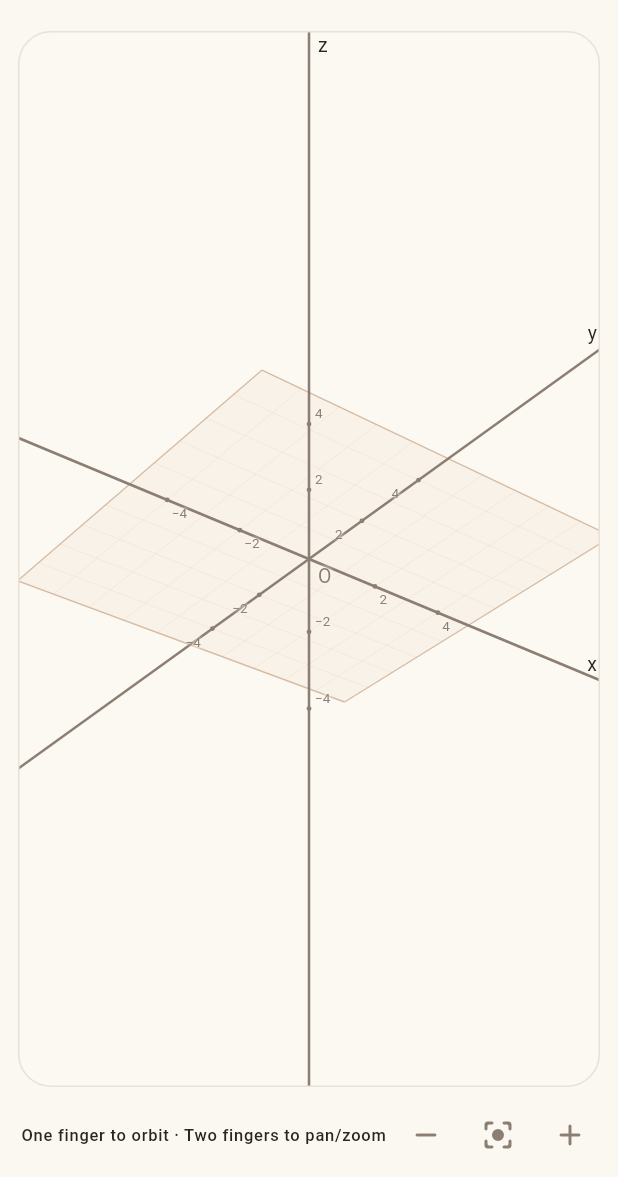
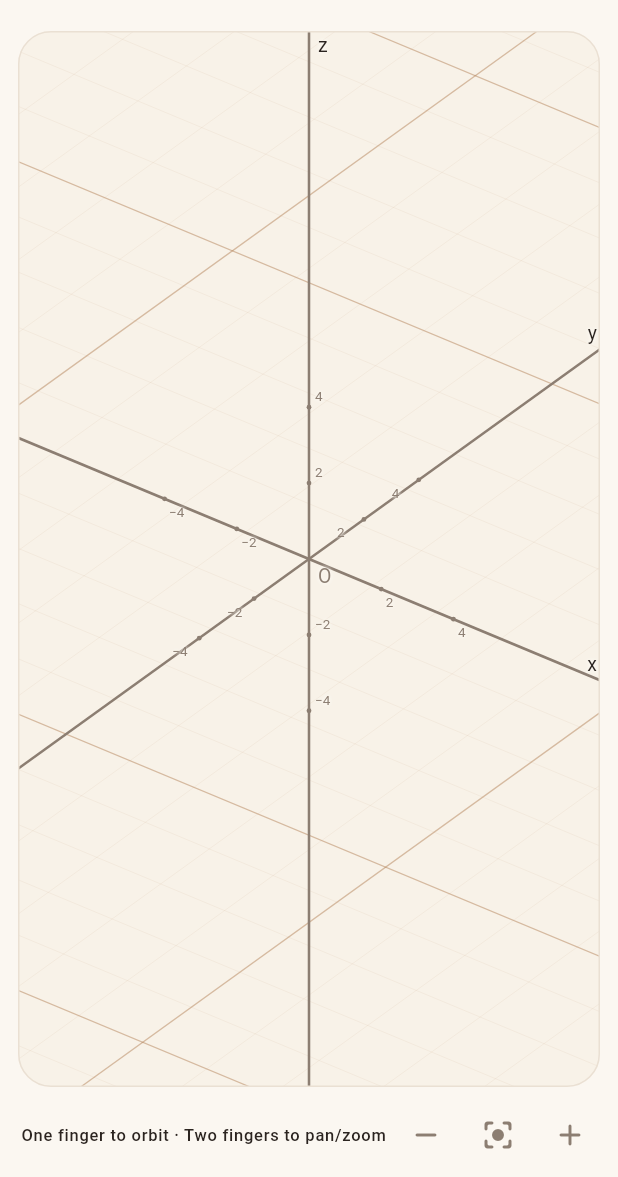
Before and after one commit to mizaawa/mewhub, a Flutter app: the SpatialPlotPage screen opened directly with empty values, after a tap on the "add" icon, on a phone screen of 412 x 824 dp, the part 59-1236 px from its top. Run offline on Flutter 3.47's test engine with Material 3 defaults, Android fonts, the phone set to English and light mode, and no system bars; our stand-ins replace battery_plus, file_picker, fl_chart, flutter_local_notifications, flutter_markdown_plus, flutter_secure_storage and 6 more; missing offline and left inert: flutter_math_fork, gal, image_picker_android, image_picker_platform_interface, markdown, mobile_scanner and 2 more; accounts and stored records are empty; statements that could not run were skipped.

Commit message:
feat: refine spatial plots and segment styling

```diff
--- a/lib/tools/spatial_plot.dart
+++ b/lib/tools/spatial_plot.dart
@@ -2,6 +2,7 @@ import 'dart:convert';
 
 import 'cartesian_plot.dart';
 import 'plot_expression.dart';
+import 'plot_segment_style.dart';
 import 'tool.dart';
 
 class SpatialPoint {
@@ -34,18 +35,32 @@ class SpatialPoint {
 }
 
 class SpatialSegment {
-  const SpatialSegment({required this.from, required this.to, this.dashed = false});
+  const SpatialSegment({
+    required this.from,
+    required this.to,
+    bool dashed = false,
+    PlotLineStyle? style,
+    this.color = PlotLineColor.theme,
+  }) : style = style ?? (dashed ? PlotLineStyle.dashed : PlotLineStyle.solid);
   final String from;
   final String to;
-  final bool dashed;
+  final PlotLineStyle style;
+  final PlotLineColor color;
+  bool get dashed => style == PlotLineStyle.dashed;
 
   factory SpatialSegment.fromJson(Map<String, dynamic> json) => SpatialSegment(
     from: _text(json['from'], 'segment from', 40),
     to: _text(json['to'], 'segment to', 40),
-    dashed: json['dashed'] == true,
+    style: PlotLineStyle.parse(json['style'], legacyDashed: json['dashed'] == true),
+    color: PlotLineColor.parse(json['color']),
   );
 
-  Map<String, dynamic> toJson() => {'from': from, 'to': to, if (dashed) 'dashed': true};
+  Map<String, dynamic> toJson() => {
+    'from': from,
+    'to': to,
+    if (style != PlotLineStyle.solid) 'style': style.jsonName,
+    if (color != PlotLineColor.theme) 'color': color.jsonName,
+  };
 }
 
 /// Validated serializable data for an interactive 3D Cartesian graph.
@@ -260,7 +275,11 @@ String spatialPlotPromptHint() =>
     'Example square A(0,0,0), B(2,0,0), C(2,2,0), D(0,2,0): points A–D and segments '
     '[{"from":"A","to":"B"},{"from":"B","to":"C"},{"from":"C","to":"D"},{"from":"D","to":"A"}]. '
     'For a triangle ABC use AB, BC, CA. For a vector from O to A use OA. When the request specifies a particular '
-    'construction, preserve its labels and include only those edges. Choose ranges that include all vertices.\n'
+    'construction, preserve its labels and include only those edges. Use solid for visible edges, dashed for '
+    'hidden edges or auxiliary heights/medians, dotted for projection guides, and dash_dot for centerlines or '
+    'symmetry axes. The optional color accepts default, red, orange, green, teal, blue, purple, pink, gray or '
+    'black; use distinct colors to group or emphasize construction lines and leave ordinary object edges at '
+    'the theme default. Choose ranges that include all vertices.\n'
     '</spatial_graphs>';
 
 AppTool buildSpatialPlotTool() => AppTool(
@@ -308,13 +327,25 @@ AppTool buildSpatialPlotTool() => AppTool(
       'description':
           'Up to 32 straight 3D edges. Each item joins two existing point labels exactly, e.g. '
           '{"from":"A","to":"B"}. Use one item per requested edge; close a polygon from the last '
-          'vertex to the first, and add diagonals only when requested.',
+          'vertex to the first, and add diagonals only when requested. Use style solid for visible edges, dashed '
+          'for hidden/auxiliary edges, dotted for projection guides, or dash_dot for centerlines/symmetry axes; '
+          'color may be default, red, orange, green, teal, blue, purple, pink, gray or black.',
       'maxItems': SpatialPlot.maxSegments,
       'items': objectSchema(
         {
           'from': {'type': 'string', 'maxLength': 40},
           'to': {'type': 'string', 'maxLength': 40},
-          'dashed': {'type': 'boolean'},
+          'style': {
+            'type': 'string',
+            'enum': [for (final style in PlotLineStyle.values) style.jsonName],
+            'description': 'solid (default), dashed, dotted or dash_dot.',
+          },
+          'color': {
+            'type': 'string',
+            'enum': [for (final color in PlotLineColor.values) color.jsonName],
+            'description':
+                'Line color token. Defaults to theme; choose a palette name only when it clarifies the figure.',
+          },
         },
         required: ['from', 'to'],
       ),
--- a/lib/ui/widgets/spatial_plot_view.dart
+++ b/lib/ui/widgets/spatial_plot_view.dart
@@ -5,8 +5,10 @@ import 'package:flutter/material.dart';
 
 import '../../core/i18n.dart';
 import '../../tools/cartesian_plot.dart';
+import '../../tools/plot_segment_style.dart';
 import '../../tools/spatial_plot.dart';
 import 'cartesian_plot_view.dart';
+import 'plot_segment_painter.dart';
 
 String spatialPlotTitle(SpatialPlot plot) =>
     plot.title.isEmpty ? t('空间直角坐标系', '3D Cartesian coordinates') : prettyPlotTitle(plot.title);
@@ -38,10 +40,53 @@ class SpatialProjection {
     final rx = nx * math.cos(yaw) - ny * math.sin(yaw);
     final ry = nx * math.sin(yaw) + ny * math.cos(yaw);
     final screenY = ry * math.sin(pitch) + nz * math.cos(pitch);
-    final depth = ry * math.cos(pitch) - nz * math.sin(pitch);
-    // Perspective remains bounded while rotating and gives nearer objects a cue.
-    final perspective = 5.5 / (5.5 - depth * .65);
-    return Offset(rx * perspective, -screenY * perspective);
+    // Orthographic projection keeps parallel edges parallel and preserves
+    // equal lengths for equal world-space edges, so boxes do not look warped.
+    return Offset(rx, -screenY);
+  }
+
+  /// World-coordinate bounds of the XY plane needed to cover the viewport.
+  /// Returns null when the camera looks almost exactly along the plane.
+  Rect? xyPlaneWorldBounds(double z) {
+    final xMid = (plot.xMin + plot.xMax) / 2;
+    final yMid = (plot.yMin + plot.yMax) / 2;
+    final origin = project(xMid, yMid, z)?.at;
+    final xPoint = project(xMid + 1, yMid, z)?.at;
+    final yPoint = project(xMid, yMid + 1, z)?.at;
+    if (origin == null || xPoint == null || yPoint == null) return null;
+    final xAxis = xPoint - origin;
+    final yAxis = yPoint - origin;
+    final determinant = xAxis.dx * yAxis.dy - yAxis.dx * xAxis.dy;
+    if (!determinant.isFinite || determinant.abs() < 1e-5) return null;
+    final coords = <Offset>[];
+    for (final corner in [
+      Offset.zero,
+      Offset(size.width, 0),
+      Offset(size.width, size.height),
+      Offset(0, size.height),
+    ]) {
+      final delta = corner - origin;
+      final x = (delta.dx * yAxis.dy - delta.dy * yAxis.dx) / determinant + xMid;
+      final y = (xAxis.dx * delta.dy - xAxis.dy * delta.dx) / determinant + yMid;
+      if (!x.isFinite || !y.isFinite) return null;
+      coords.add(Offset(x, y));
+    }
+    return Rect.fromLTRB(
+      coords.map((p) => p.dx).reduce(math.min),
+      coords.map((p) => p.dy).reduce(math.min),
+      coords.map((p) => p.dx).reduce(math.max),
+      coords.map((p) => p.dy).reduce(math.max),
+    );
+  }
+
+  /// A screen-clipped infinite XY grid line at [value] world units.
+  (Offset, Offset)? xyGridLine({required bool fixedX, required double value, required double z}) {
+    final xMid = (plot.xMin + plot.xMax) / 2;
+    final yMid = (plot.yMin + plot.yMax) / 2;
+    final anchor = fixedX ? project(value, yMid, z)?.at : project(xMid, value, z)?.at;
+    final next = fixedX ? project(value, yMid + 1, z)?.at : project(xMid + 1, value, z)?.at;
+    if (anchor == null || next == null) return null;
+    return clipInfiniteLineToRect(anchor, next - anchor, Offset.zero & size);
   }
 
   /// Fit the projected coordinate box to both dimensions, including portrait
@@ -67,18 +112,16 @@ class SpatialProjection {
 
   /// World-space interval that keeps adjacent XY grid lines near 34 logical px.
   double get gridStep {
-    final pixelsPerUnit = _fitScale * zoom / _halfSpan;
-    final raw = 34 / pixelsPerUnit;
-    final magnitude = math.pow(10, (math.log(raw) / math.ln10).floor()).toDouble();
-    final normalized = raw / magnitude;
-    final factor = normalized < 1.5
-        ? 1
-        : normalized < 3.5
-        ? 2
-        : normalized < 7.5
-        ? 5
-        : 10;
-    return factor * magnitude;
+    final worldScale = _fitScale * zoom / _halfSpan;
+    final xAxis = _projectUnit(1, 0, 0) * worldScale;
+    final yAxis = _projectUnit(0, 1, 0) * worldScale;
+    final area = (xAxis.dx * yAxis.dy - xAxis.dy * yAxis.dx).abs();
+    final pitchX = area / math.max(yAxis.distance, 1e-6);
+    final pitchY = area / math.max(xAxis.distance, 1e-6);
+    final smallestPitch = math.max(math.min(pitchX, pitchY), 1e-4);
+    // Do not quantize the world step to 1-2-5 values: that can make a small
+    // zoom change suddenly double the screen spacing of the whole grid.
+    return 34 / smallestPitch;
   }
 
   /// The axis line through [x], [y], [z], clipped to the canvas edges.
@@ -733,19 +776,6 @@ class SpatialPlotPainter extends CustomPainter {
   final CartesianPlotStyle style;
   final SpatialProjection projection;
 
-  void _line(Canvas canvas, Offset? a, Offset? b, Paint paint) {
-    if (a != null && b != null && a.isFinite && b.isFinite) canvas.drawLine(a, b, paint);
-  }
-
-  void _dashed(Canvas canvas, Offset a, Offset b, Paint paint) {
-    final length = (b - a).distance;
-    if (length == 0 || !length.isFinite) return;
-    final d = (b - a) / length;
-    for (var i = 0.0; i < length; i += 10) {
-      canvas.drawLine(a + d * i, a + d * math.min(i + 6, length), paint);
-    }
-  }
-
   @override
   void paint(Canvas canvas, Size size) {
     if (size.width < 80 || size.height < 70) return;
@@ -768,19 +798,6 @@ class SpatialPlotPainter extends CustomPainter {
         ? plot.zMin
         : plot.zMax;
     final baseZ = oz;
-    final plane = Path();
-    final corners = [(plot.xMin, plot.yMin), (plot.xMax, plot.yMin), (plot.xMax, plot.yMax), (plot.xMin, plot.yMax)];
-    final firstCorner = at(corners.first.$1, corners.first.$2, baseZ);
-    if (firstCorner != null) {
-      plane.moveTo(firstCorner.dx, firstCorner.dy);
-      for (final (x, y) in corners.skip(1)) {
-        final point = at(x, y, baseZ);
-        if (point != null) plane.lineTo(point.dx, point.dy);
-      }
-      plane.close();
-      canvas.drawPath(plane, Paint()..color = style.seriesAt(0).withValues(alpha: .045));
-    }
-
     canvas.save();
     canvas.clipRect(Offset.zero & size);
     var step = g.gridStep;
@@ -797,24 +814,45 @@ class SpatialPlotPainter extends CustomPainter {
       return factor * magnitude;
     }
 
-    if ((plot.xMax - plot.xMin) / step > 400 || (plot.yMax - plot.yMin) / step > 400) {
-      step = niceStep(math.max(plot.xMax - plot.xMin, plot.yMax - plot.yMin) / 400);
+    final planeBounds = g.xyPlaneWorldBounds(baseZ);
+    if (planeBounds != null) {
+      final plane = Path();
+      final planeCorners = [
+        at(planeBounds.left, planeBounds.top, baseZ),
+        at(planeBounds.right, planeBounds.top, baseZ),
+        at(planeBounds.right, planeBounds.bottom, baseZ),
+        at(planeBounds.left, planeBounds.bottom, baseZ),
+      ];
+      if (planeCorners.every((point) => point != null)) {
+        plane.moveTo(planeCorners.first!.dx, planeCorners.first!.dy);
+        for (final point in planeCorners.skip(1)) {
+          plane.lineTo(point!.dx, point.dy);
         }
-    void drawGridAxis(double min, double max, Offset? Function(double) lineStart, Offset? Function(double) lineEnd) {
+        plane.close();
+        canvas.drawPath(plane, Paint()..color = style.seriesAt(0).withValues(alpha: .045));
+      }
+
+      if (planeBounds.width / step > 400 || planeBounds.height / step > 400) {
+        step = niceStep(math.max(planeBounds.width, planeBounds.height) / 400);
+      }
+      void drawGridAxis({required bool fixedX, required double min, required double max}) {
         final first = (min / step).ceil() * step;
         for (var i = 0; i < 400; i++) {
           final value = first + i * step;
           if (value > max + step * 1e-9) break;
+          final line = g.xyGridLine(fixedX: fixedX, value: value, z: baseZ);
+          if (line == null) continue;
           final major = (value / step).round() % 5 == 0;
           final paint = Paint()
             ..color = major ? style.majorGrid.withValues(alpha: .48) : style.grid
             ..strokeWidth = major ? .9 : .65;
-        _line(canvas, lineStart(value), lineEnd(value), paint);
+          canvas.drawLine(line.$1, line.$2, paint);
         }
       }
 
-    drawGridAxis(plot.xMin, plot.xMax, (x) => at(x, plot.yMin, baseZ), (x) => at(x, plot.yMax, baseZ));
-    drawGridAxis(plot.yMin, plot.yMax, (y) => at(plot.xMin, y, baseZ), (y) => at(plot.xMax, y, baseZ));
+      drawGridAxis(fixedX: true, min: planeBounds.left, max: planeBounds.right);
+      drawGridAxis(fixedX: false, min: planeBounds.top, max: planeBounds.bottom);
+    }
     _paintSurfaces(canvas, g, size);
 
     final axes = Paint()
@@ -835,13 +873,10 @@ class SpatialPlotPainter extends CustomPainter {
       final b = at(to.x, to.y, to.z);
       if (a == null || b == null) continue;
       final paint = Paint()
-        ..color = style.ink.withValues(alpha: .8)
-        ..strokeWidth = 1.6;
-      if (segment.dashed) {
-        _dashed(canvas, a, b, paint);
-      } else {
-        canvas.drawLine(a, b, paint);
-      }
+        ..color = resolvePlotLineColor(segment.color, style.ink).withValues(alpha: .9)
+        ..strokeWidth = segment.style == PlotLineStyle.dotted ? 2.0 : 1.7
+        ..strokeCap = StrokeCap.round;
+      drawPlotSegment(canvas, a, b, paint, segment.style, (Offset.zero & size).inflate(8));
     }
 
     for (final p in plot.points) {
--- a/pubspec.yaml
+++ b/pubspec.yaml
@@ -2,7 +2,7 @@ name: mewhub
 description: "MewHub - an elegant multi-provider AI chat client for Android & iOS."
 publish_to: 'none'
 
-version: 1.9.2+10902
+version: 1.9.3+10903
 
 environment:
   sdk: ^3.13.0
```
Also changed, not shown: lib/tools/cartesian_plot.dart (+39 -7 lines), lib/tools/plot_segment_style.dart (added, +43 -0 lines), lib/ui/widgets/cartesian_plot_view.dart (+5 -18 lines), lib/ui/widgets/plot_segment_painter.dart (added, +97 -0 lines), 4 other files. Lines whose indentation alone changed are shown as unchanged.
